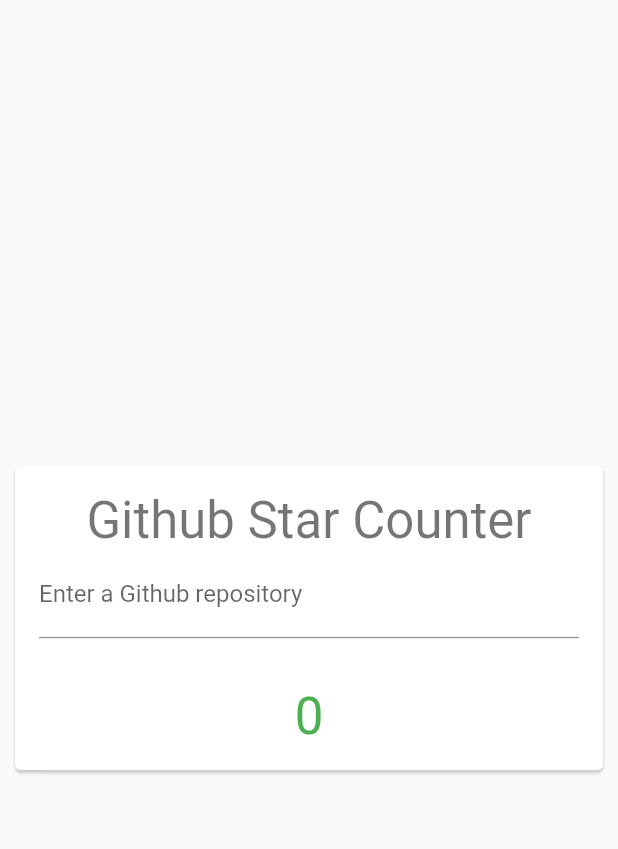
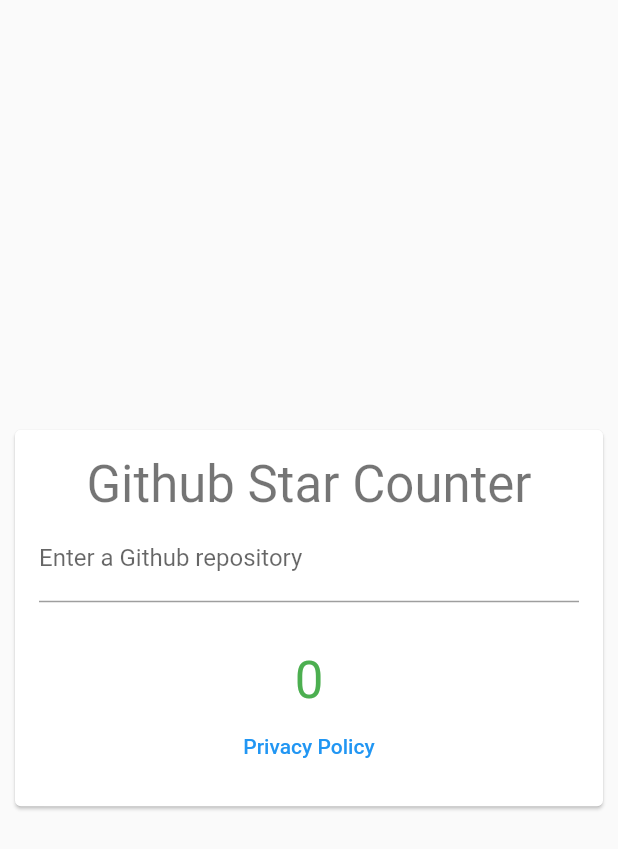
Before and after one commit to kazuw0401/StarCounterApp, a Flutter app: the screen it shows after launch, on a phone screen of 412 x 824 dp. Shown: the top 849 px of the screen. Run offline on Flutter 3.47's test engine with Material 2 defaults, Android fonts, the phone set to English and light mode, and no system bars; our stand-ins replace flutter_markdown; missing offline and left inert: github.

Commit message:
プライバシーポリシーを追加

```diff
--- a/lib/main.dart
+++ b/lib/main.dart
@@ -1,5 +1,6 @@
 import 'package:flutter/material.dart';
 import 'star_counter.dart';
+import 'privacy_policy.dart';
 
 void main() {
   runApp(StarCounterApp());
@@ -13,7 +14,10 @@
       theme: ThemeData(
         brightness: Brightness.light,
       ),
-      routes: {'/': (context) => HomePage()},
+      routes: {
+        '/': (context) => HomePage(),
+        '/privacypolicy': (context) => PrivacyPolicy(),
+      },
     );
   }
 }
@@ -59,7 +63,14 @@
                   child: GitHubStarCounter(
                     repositoryName: _repositoryName,
                   ),
-                )
+                ),
+                FlatButton(
+                  color: Colors.transparent,
+                  textColor: Colors.blue,
+                  onPressed: () =>
+                      Navigator.of(context).pushNamed('/privacypolicy'),
+                  child: Text('Privacy Policy'),
+                ),
               ],
             ),
           ),
--- /dev/null
+++ b/lib/privacy_policy.dart
@@ -0,0 +1,24 @@
+import 'package:flutter/widgets.dart';
+import 'package:flutter_markdown/flutter_markdown.dart';
+
+class PrivacyPolicy extends StatelessWidget {
+  @override
+  Widget build(BuildContext context) {
+    return Markdown(
+      data: _privacyPolicyText,
+    );
+  }
+}
+
+// Firebaseで生成される
+var _privacyPolicyText = '''
+## Privacy Policy
+
+Flutter Example Company built the Star Counter app as an Open Source app. This SERVICE is provided by Flutter Example Company at no cost and is intended for use as is.
+
+This page is used to inform visitors regarding our policies with the collection, use, and disclosure of Personal Information if anyone decided to use our Service.
+
+If you choose to use our Service, then you agree to the collection and use of information in relation to this policy. The Personal Information that we collect is used for providing and improving the Service. We will not use or share your information with anyone except as described in this Privacy Policy.
+
+The terms used in this Privacy Policy have the same meanings as in our Terms and Conditions, which is accessible at Star Counter unless otherwise defined in this Privacy Policy.
+''';
```
Also changed, not shown: lib/star_counter.dart (+12 -5 lines), 2 other files.
